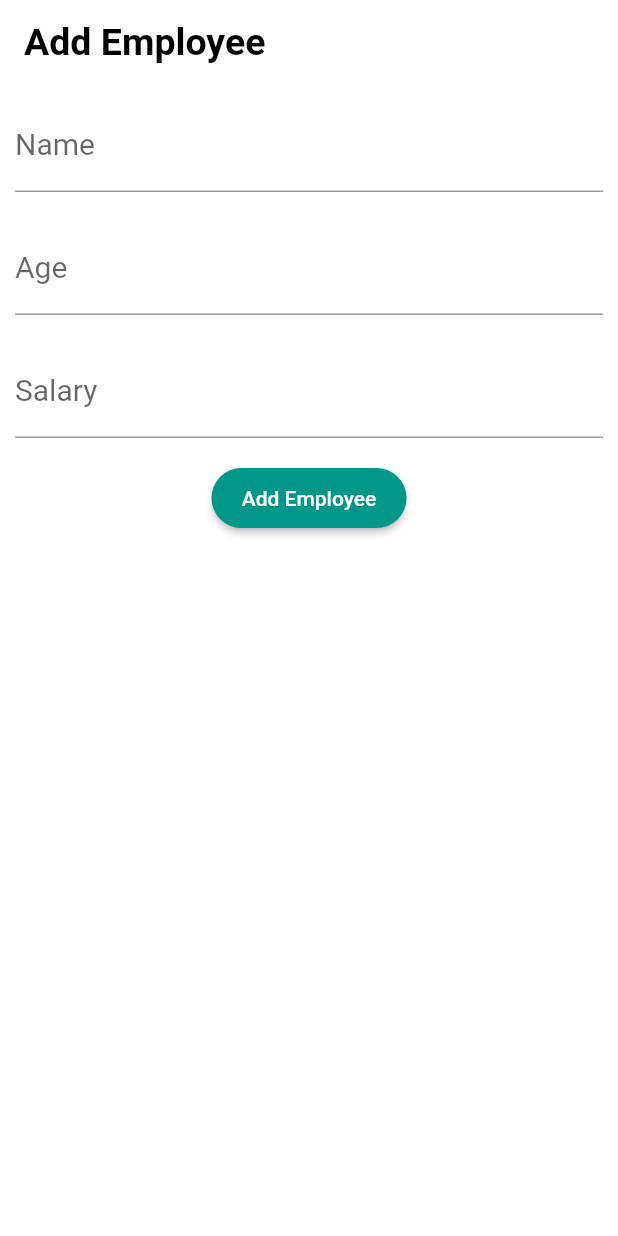
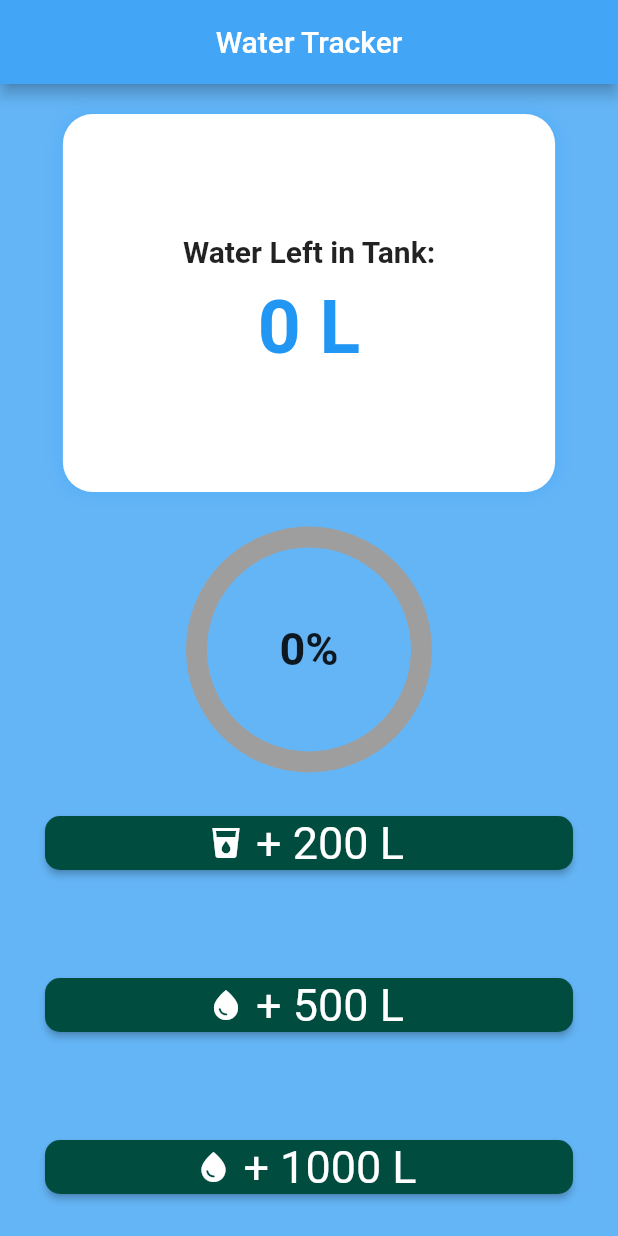
Before and after one commit to Shafin63/Flutter_Ostad_Batch11, a Flutter app: the screen it shows after launch, on a phone screen of 412 x 824 dp. Run offline on Flutter 3.47's test engine with Material 3 defaults, Android fonts, the phone set to English and light mode, and no system bars.

Commit message:
module 11 class 3 water tracker

```diff
--- a/lib/app.dart
+++ b/lib/app.dart
@@ -7,6 +7,9 @@ import 'package:flutter1/module%208/class_3_stack.dart';
 import 'package:flutter1/module%209/class_3.dart';
 import 'package:flutter1/module_7_class_3.dart';
 
+import 'module 11/class 3/water_tracker.dart';
+import 'module 11/module_11_class_1.dart';
+import 'module 11/class 2/module_11_class_2.dart';
 import 'module 8/class_2_List_View.dart';
 import 'module 9/class_01.dart';
 import 'module 9/class_02.dart';
@@ -18,6 +21,7 @@ class MyApp extends StatelessWidget {
   @override
   Widget build (BuildContext context) {
     return MaterialApp(
+      debugShowCheckedModeBanner: false,
       theme: ThemeData(
         useMaterial3: false, // for old Material 2 look
 
@@ -28,20 +32,23 @@ class MyApp extends StatelessWidget {
         // ),
         // primarySwatch: Colors.teal,
         // scaffoldBackgroundColor: Colors.teal.shade400,
-        // elevatedButtonTheme: ElevatedButtonThemeData(
-        //   style: ElevatedButton.styleFrom(
-        //     backgroundColor: Colors.teal.shade900,
-        //     foregroundColor: Colors.white,
-        //     shape: RoundedRectangleBorder(borderRadius: BorderRadius.circular(10))
-        //   ),
-        // ),
+        elevatedButtonTheme: ElevatedButtonThemeData(
+          style: ElevatedButton.styleFrom(
+            textStyle: TextStyle(fontSize: 30),
+            backgroundColor: Colors.teal.shade900,
+            foregroundColor: Colors.white,
+            shape: RoundedRectangleBorder(borderRadius: BorderRadius.circular(10))
+          ),
+        ),
         // textTheme: TextTheme(
         //   headlineLarge: TextStyle(fontSize: 35)
         // ),
 
       ),
       title: "Batch 11 Flutter",
-      home: ExamWeek2(),
+      // home: CounterApp(),
+      home: WaterTracker(),
+
 
       // initialRoute: "/class3",
       // routes: {
--- /dev/null
+++ b/lib/module 11/class 3/water_tracker.dart
@@ -0,0 +1,115 @@
+import 'package:flutter/material.dart';
+import 'package:flutter1/module%2011/class%203/widgets/AddWaterButton.dart';
+
+class WaterTracker extends StatefulWidget {
+  const WaterTracker({super.key});
+
+  @override
+  State<WaterTracker> createState() => _WaterTrackerState();
+}
+
+class _WaterTrackerState extends State<WaterTracker> {
+  int currentInTake =0;
+  final int goal = 5000;
+
+  void waterAdd(int amount){
+    setState(() {
+      currentInTake = (currentInTake + amount).clamp(0, goal);
+
+    });
+  }
+
+  void resetButton(){
+    setState(() {
+      currentInTake = 0;
+    });
+  }
+
+  @override
+  Widget build(BuildContext context) {
+    double progress = (currentInTake/goal).clamp(0, 1);
+    return Scaffold(
+      backgroundColor: Colors.blue[300],
+      appBar: AppBar(
+        title: Text("Water Tracker"),
+        backgroundColor: Colors.blue[400],
+        centerTitle: true,
+      ),
+      body: SingleChildScrollView(
+        scrollDirection: Axis.vertical,
+        child: Center(
+          child: Column(
+            children: [
+              SizedBox(height: 20),
+              Container(
+                padding: EdgeInsets.all(80),
+                decoration: BoxDecoration(
+                  color: Colors.white,
+                  borderRadius: BorderRadius.circular(20),
+                  boxShadow: [
+                    BoxShadow(
+                      color: Colors.blue.withOpacity(0.2),
+                      blurRadius: 10,
+                      spreadRadius: 2,
+                    ),
+                  ],
+                ),
+                child: Column(
+                  children: [
+                    Text(
+                      "Water Left in Tank:",
+                      style: TextStyle(fontSize: 20, fontWeight: FontWeight.bold),
+                    ),
+                    SizedBox(height: 10),
+                    Text(
+                      "$currentInTake L",
+                      style: TextStyle(
+                        fontSize: 50,
+                        color: Colors.blue,
+                        fontWeight: FontWeight.bold,
+                      ),
+                    ),
+                  ],
+                ),
+              ),
+              SizedBox(height: 30),
+              Stack(
+                alignment: Alignment.center,
+                children: [
+                  Container(
+                    height: 150,
+                    width: 150,
+                    child: CircularProgressIndicator(
+                      backgroundColor: Colors.grey,
+                      strokeWidth: 14,
+                      // strokeAlign: 5,
+                      value: progress,
+                    ),
+                  ),
+                  Text(
+                    "${(progress * 100).toInt()}%",
+                    style: TextStyle(fontWeight: FontWeight.bold, fontSize: 30),
+                  ),
+                ],
+              ),
+              Wrap(
+                children: [
+                  AddWaterButton(amount: 200, onClick: ()=> waterAdd(200), icon: Icons.local_drink),
+                  AddWaterButton(amount: 500, onClick: () => waterAdd(500),),
+                  AddWaterButton(amount: 1000, onClick: () => waterAdd(1000),),
+                ],
+              ),
+              Padding(
+                padding: const EdgeInsets.all(30),
+                child: SizedBox(
+                  width: double.infinity,
+                  child: ElevatedButton(onPressed: (){resetButton();}, child: Text("Reset"),),
+                ),
+              )
+            ],
+          ),
+        ),
+      ),
+    );
+  }
+}
--- /dev/null
+++ b/lib/module 11/class 3/widgets/AddWaterButton.dart
@@ -0,0 +1,26 @@
+import 'package:flutter/material.dart';
+
+class AddWaterButton extends StatelessWidget {
+  final int amount;
+  IconData ? icon;
+  final VoidCallback onClick;
+
+   AddWaterButton({
+    super.key, required this.amount, required this.onClick, this.icon
+  });
+
+  @override
+  Widget build(BuildContext context) {
+    return SizedBox(
+      width: double.infinity,
+      child: Padding(
+        padding: const EdgeInsets.all(30.0),
+        child: ElevatedButton.icon(
+          onPressed: onClick,
+          icon: Icon(icon ?? Icons.water_drop),
+          label: Text("+ $amount L"),
+        ),
+      ),
+    );
+  }
+}
```
Also changed, not shown: lib/module 11/class 2/CalcBuildButton.dart (added, +35 -0 lines), lib/module 11/class 2/module_11_class_2.dart (added, +116 -0 lines), lib/module 11/module_11_class_1.dart (added, +55 -0 lines).
